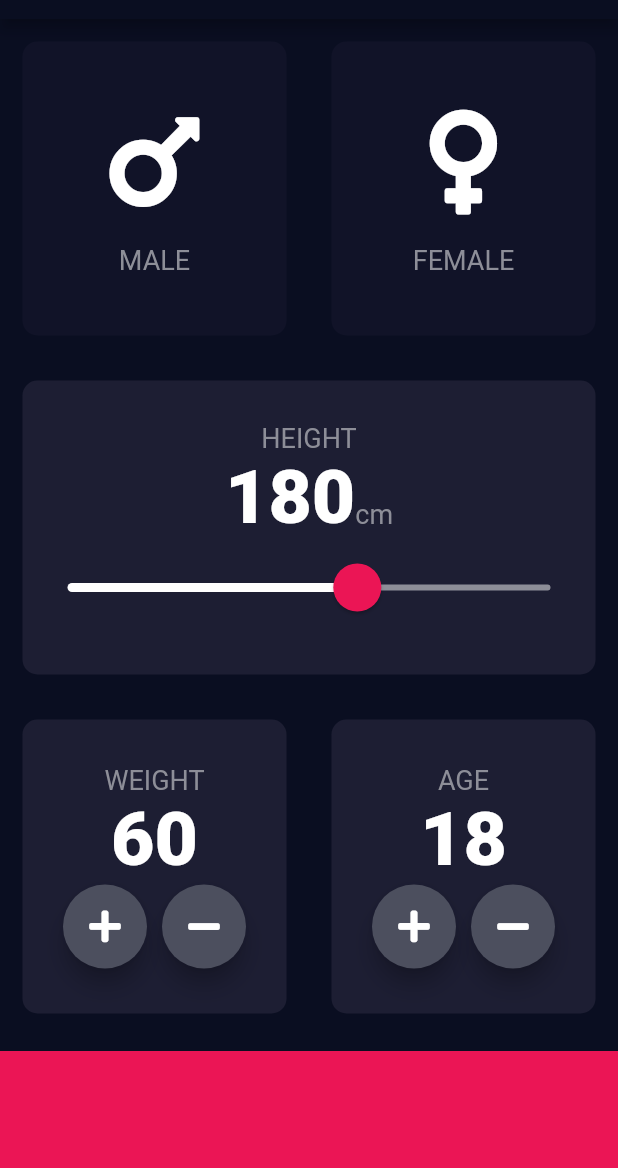
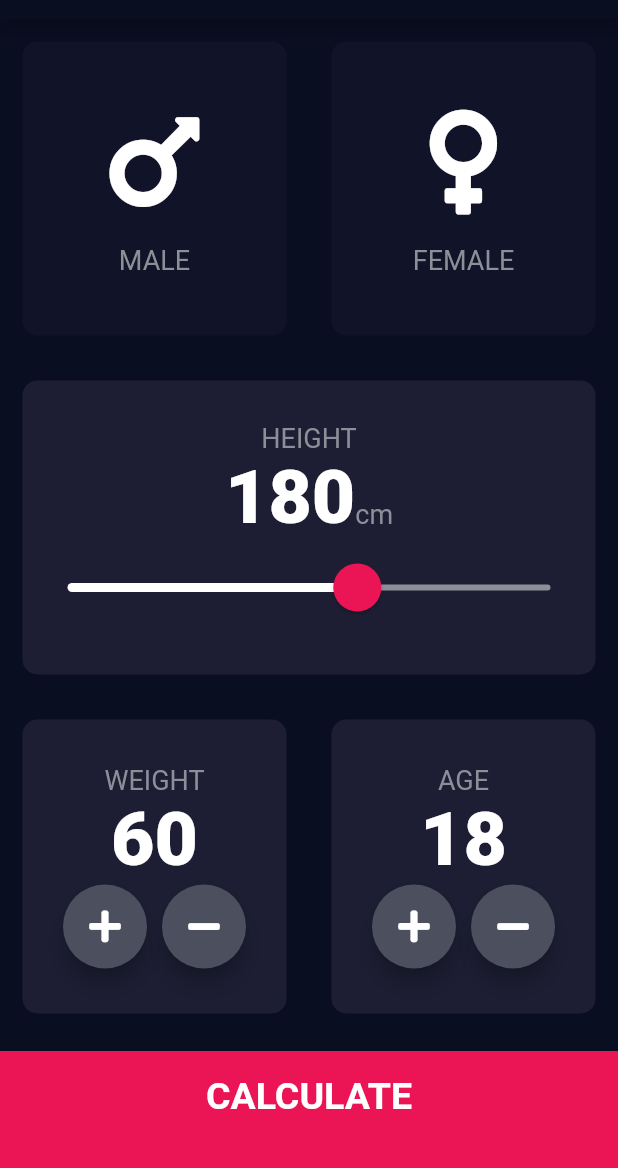
Before and after one commit to atalayasa/FlutterBMICalculator, a Flutter app: the screen it shows after launch, on a phone screen of 412 x 824 dp, the part 65-1233 px from its top. Run offline on Flutter 3.47's test engine with Material 2 defaults, Android fonts, the phone set to English and light mode, and no system bars; our stand-ins replace font_awesome_flutter.

Commit message:
Result page designed

```diff
--- a/lib/constants.dart
+++ b/lib/constants.dart
@@ -8,3 +8,11 @@ const Color kInactiveCardColor = Color(0xFF111328);
 const Color kCalculateButtonColor = Color(0xFFEB1555);
 const TextStyle kBoldTextStyle =
     TextStyle(fontSize: 50.0, fontWeight: FontWeight.w900);
+const TextStyle kLargeButtonTextStyle =
+    TextStyle(color: Colors.white, fontSize: 25.0, fontWeight: FontWeight.w600);
+const TextStyle kBmiStatusTextStyle =
+    TextStyle(fontSize: 30, fontWeight: FontWeight.bold, color: Colors.green);
+const TextStyle kBmiNumberConstant =
+    TextStyle(fontSize: 100, fontWeight: FontWeight.bold, color: Colors.white);
+const TextStyle kBmiDescriptionStyle =
+    TextStyle(fontSize: 20, fontWeight: FontWeight.bold, color: Colors.white);
--- a/lib/input_page.dart
+++ b/lib/input_page.dart
@@ -200,11 +200,24 @@ class _InputPageState extends State<InputPage> {
               ],
             ),
           ),
-          Container(
-            color: kCalculateButtonColor,
-            margin: EdgeInsets.only(top: 10.0),
-            width: double.infinity,
-            height: kBottomContainerHeight,
+          GestureDetector(
+            onTap: () {
+              Navigator.pushNamed(context, "/result");
+            },
+            child: Container(
+              child: Center(
+                child: Text(
+                  "CALCULATE",
+                  style: kLargeButtonTextStyle,
+                  textAlign: TextAlign.center,
+                ),
+              ),
+              color: kCalculateButtonColor,
+              margin: EdgeInsets.only(top: 10.0),
+              width: double.infinity,
+              padding: EdgeInsets.only(bottom: 20),
+              height: kBottomContainerHeight,
+            ),
           )
         ],
       ),
--- a/lib/main.dart
+++ b/lib/main.dart
@@ -1,3 +1,4 @@
+import 'package:bmi_calculator/results_page.dart';
 import 'package:flutter/material.dart';
 import 'input_page.dart';
 void main() => runApp(BMICalculator());
@@ -10,7 +11,11 @@ class BMICalculator extends StatelessWidget {
         primaryColor: Color(0xFF0A0E21),
         scaffoldBackgroundColor: Color(0xFF0A0E21),
       ),
-      home: InputPage(),
+      initialRoute: "/",
+      routes: {
+        "/": (context) => InputPage(),
+        "/result": (context) => ResultsPage()
+      },
     );
   }
 }
```
Also changed, not shown: lib/results_page.dart (added, +70 -0 lines).
